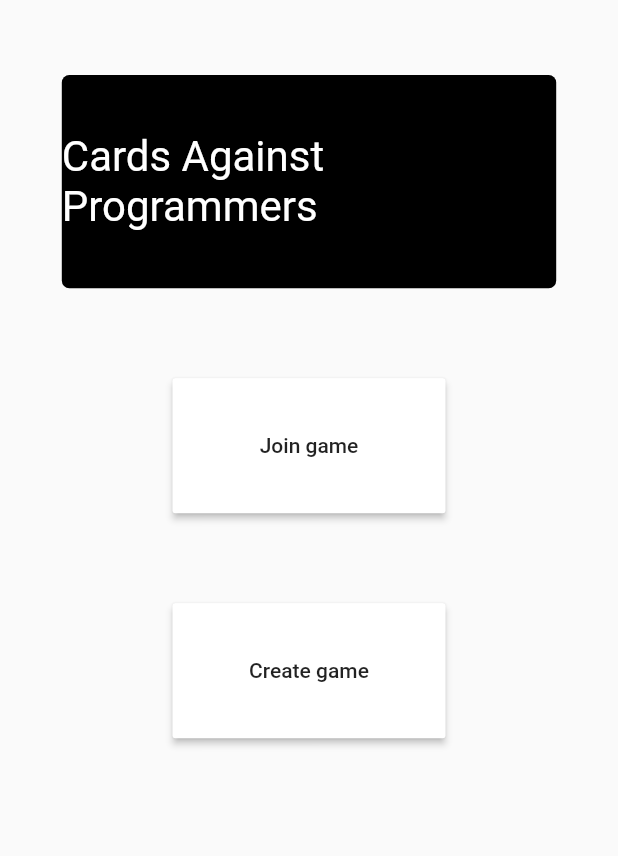
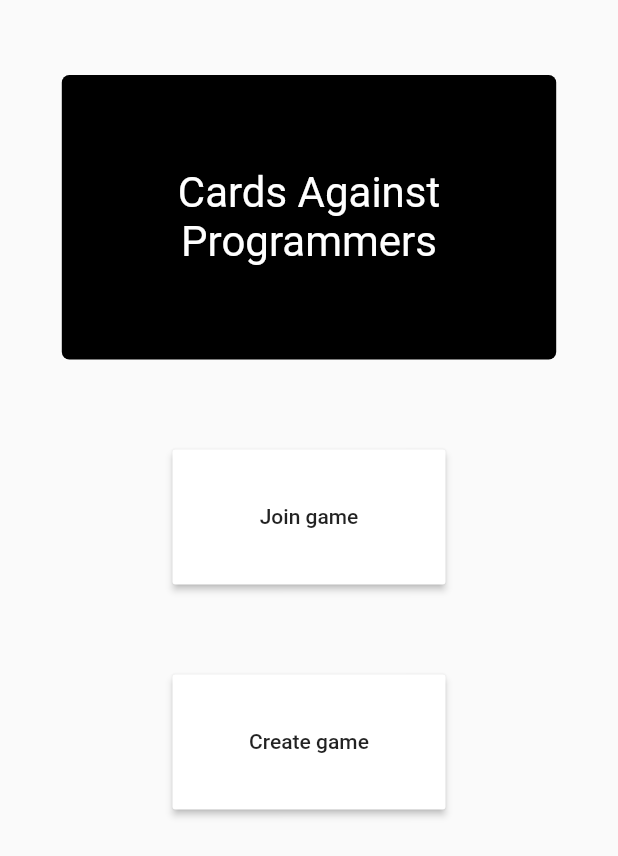
Before and after one commit to AndreasVu/Flutter-demo, a Flutter app: the screen it shows after launch, on a phone screen of 412 x 824 dp. Shown: the top 856 px of the screen. Run offline on Flutter 3.47's test engine with Material 2 defaults, Android fonts, the phone set to English and light mode, and no system bars.

Commit message:
Fixed alignment

```diff
--- a/lib/main.dart
+++ b/lib/main.dart
@@ -39,9 +39,8 @@ class MyHomePage extends StatelessWidget {
               ),
               Flexible(
                 child: FractionallySizedBox(
-                  alignment: Alignment.center,
                   widthFactor: 0.8,
-                  heightFactor: 0.3,
+                  heightFactor: 0.4,
                   child: Container(
                     constraints: BoxConstraints.expand(),
                     decoration: BoxDecoration(
@@ -49,7 +48,7 @@ class MyHomePage extends StatelessWidget {
                       borderRadius: new BorderRadius.all(new Radius.circular(5.0)),
                     ),
                     child: Center(
-                      child: Text("Cards Against Programmers", style: TextStyle(color: Colors.white, fontSize: 28)),
+                      child: Text("Cards Against Programmers", textAlign: TextAlign.center, style: TextStyle(color: Colors.white, fontSize: 28)),
                     )
                   ),
                 ),
```
